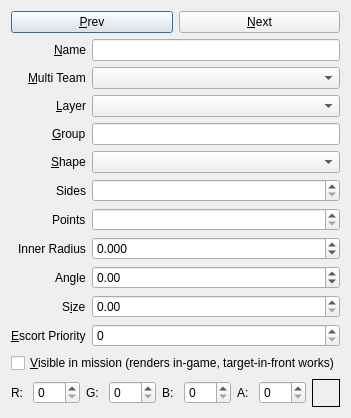
Above: qtfred/ui/CoordinatePointEditorDialog.ui from MjnMixael/fs2open.github.com before the change. Below: the same form after it.
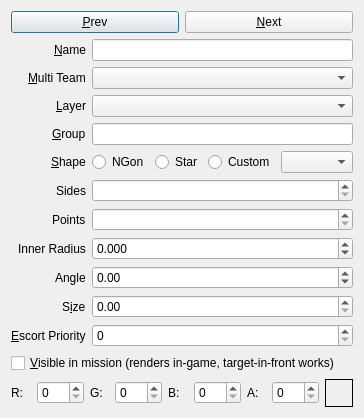
That is the form after the change.

Commit message:
coord point editor: split shape into NGon/Star/Custom radios
The shape row now uses three radio buttons (NGon, Star, Custom) with the
tabled-shape dropdown to their right, disabled unless Custom is selected.
Custom is disabled when no tabled shapes are loaded. This distinguishes
generated primitives from tabled shapes in the UI.

```diff
--- a/qtfred/ui/CoordinatePointEditorDialog.ui
+++ b/qtfred/ui/CoordinatePointEditorDialog.ui
@@ -125,6 +125,38 @@
         </widget>
        </item>
        <item row="5" column="1">
+        <layout class="QHBoxLayout" name="shapeRowLayout">
+         <item>
+          <widget class="QRadioButton" name="shapeNGonRadio">
+           <property name="toolTip">
+            <string>A regular polygon generated from the Sides value.</string>
+           </property>
+           <property name="text">
+            <string>NGon</string>
+           </property>
+          </widget>
+         </item>
+         <item>
+          <widget class="QRadioButton" name="shapeStarRadio">
+           <property name="toolTip">
+            <string>A star generated from the Points and Inner Radius values.</string>
+           </property>
+           <property name="text">
+            <string>Star</string>
+           </property>
+          </widget>
+         </item>
+         <item>
+          <widget class="QRadioButton" name="shapeCustomRadio">
+           <property name="toolTip">
+            <string>A tabled shape from coordinate_points.tbl or a *-cps.tbm. Disabled when no tabled shapes are loaded.</string>
+           </property>
+           <property name="text">
+            <string>Custom</string>
+           </property>
+          </widget>
+         </item>
+         <item>
         <widget class="QComboBox" name="shapeCombo">
          <property name="sizePolicy">
           <sizepolicy hsizetype="Expanding" vsizetype="Fixed">
@@ -132,7 +164,12 @@
            <verstretch>0</verstretch>
           </sizepolicy>
          </property>
-        </widget>
+           <property name="toolTip">
+            <string>The tabled shape to use. Only available when Custom is selected.</string>
+           </property>
+          </widget>
+         </item>
+        </layout>
        </item>
        <item row="6" column="0">
         <widget class="QLabel" name="sidesLabel">
```
Left out of the diff: 2 changed lines with no effect on the pictures. Lines whose indentation alone changed are shown as unchanged. The commit also changes 2 other files.
